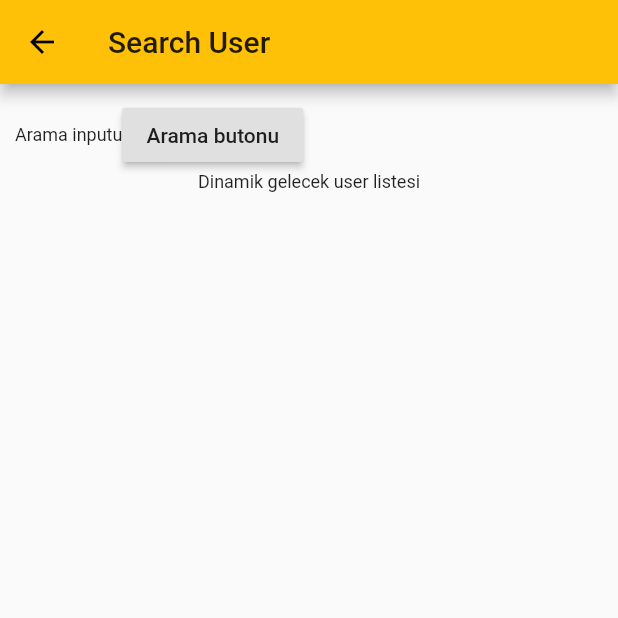
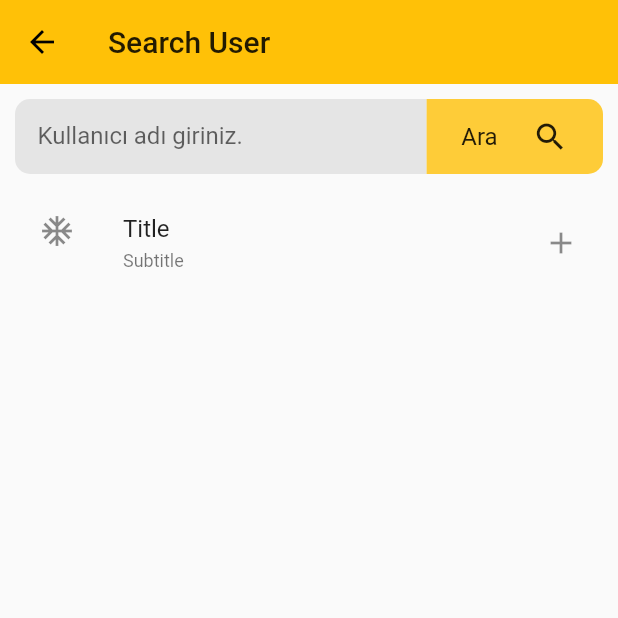
Before and after one commit to HyopeR/LiveChat, a Flutter app: the SearchUserPage screen opened directly, on a phone screen of 412 x 824 dp, the top half of it. Run offline on Flutter 3.47's test engine with Material 2 defaults, Android fonts, the phone set to English and light mode, and no system bars; our stand-ins replace audioplayers, cloud_firestore, file, firebase_auth, firebase_core, firebase_storage and 5 more; missing offline and left inert: audio_recorder, flutter_facebook_login, swipedetector; accounts and stored records are empty; network calls fail.

Commit message:
appbar elevation clear and search user page updated

```diff
--- a/lib/components/pages/chats_page.dart
+++ b/lib/components/pages/chats_page.dart
@@ -31,6 +31,7 @@ class _ChatsPageState extends State<ChatsPage> {
     return Scaffold(
         appBar: AppBar(
           title: Text('Chats'),
+          elevation: 0,
         ),
         body: SafeArea(
             child: ContainerColumn(
--- a/lib/components/pages/profile_page.dart
+++ b/lib/components/pages/profile_page.dart
@@ -57,6 +57,7 @@ class _ProfilePageState extends State<ProfilePage> {
     return Scaffold(
       appBar: AppBar(
         title: Text('Profile'),
+        elevation: 0,
         actions: [
           FlatButton(
               onPressed: () => _signOutControl(), child: Icon(Icons.logout))
--- a/lib/components/pages/search_user_page.dart
+++ b/lib/components/pages/search_user_page.dart
@@ -10,9 +10,12 @@ class SearchUserPage extends StatefulWidget {
 class _SearchUserPageState extends State<SearchUserPage> {
   @override
   Widget build(BuildContext context) {
+    double marginWithoutWidth = MediaQuery.of(context).size.width - 20;
+
     return Scaffold(
       appBar: AppBar(
         title: Text('Search User'),
+        elevation: 0,
       ),
 
       body: ContainerColumn(
@@ -21,15 +24,84 @@ class _SearchUserPageState extends State<SearchUserPage> {
 
           ContainerRow(
             children: [
-              Text('Arama inputu'),
-              RaisedButton(
-                  child: Text('Arama butonu'),
-                  onPressed: () {}
+              Container(
+                height: 50,
+                width: marginWithoutWidth * 0.7,
+                padding: EdgeInsets.all(10),
+
+                decoration: BoxDecoration(
+                  borderRadius: BorderRadius.only(
+                    topLeft: Radius.circular(10),
+                    bottomLeft: Radius.circular(10),
+                  ),
+                  color: Colors.grey.shade300.withOpacity(0.8),
+                ),
+
+                child: TextField(
+                  decoration: InputDecoration(
+                    border: InputBorder.none,
+                    isDense: true,
+                    contentPadding: EdgeInsets.all(5),
+                    hintText: 'Kullanıcı adı giriniz.'
+                  ),
+                ),
+              ),
+
+              Container(
+                height: 50,
+                width: marginWithoutWidth * 0.3,
+                child: InkWell(
+                  borderRadius: BorderRadius.only(
+                    topRight: Radius.circular(10),
+                    bottomRight: Radius.circular(10),
+                  ),
+
+                  onTap: () {
+
+                  },
+
+                  child: ContainerRow(
+                    mainAxisAlignment: MainAxisAlignment.spaceEvenly,
+                    crossAxisAlignment: CrossAxisAlignment.center,
+
+                    decoration: BoxDecoration(
+                      borderRadius: BorderRadius.only(
+                        topRight: Radius.circular(10),
+                        bottomRight: Radius.circular(10),
+                      ),
+                      color: Theme.of(context).primaryColor.withOpacity(0.8),
+                    ),
+
+                    children: [
+                      Text('Ara', style: TextStyle(fontSize: 16),),
+                      Icon(Icons.search),
+                    ],
+                  ),
+                ),
               )
             ],
           ),
 
-          Text('Dinamik gelecek user listesi'),
+          SizedBox(height: 10),
+
+          Expanded(
+            child: ListView(
+              children: [
+
+                ListTile(
+                  onTap: () {
+
+                  },
+
+                  leading: Icon(Icons.ac_unit),
+                  title: Text('Title'),
+                  subtitle: Text('Subtitle'),
+                  trailing: Icon(Icons.add),
+                )
+
+              ],
+            ),
+          )
         ],
       ),
     );
--- a/lib/components/pages/users_page.dart
+++ b/lib/components/pages/users_page.dart
@@ -26,6 +26,7 @@ class _UsersPageState extends State<UsersPage> {
     return Scaffold(
         appBar: AppBar(
           title: Text('Users'),
+          elevation: 0,
           actions: [
             FlatButton(
                 child: Icon(Icons.search),
```
